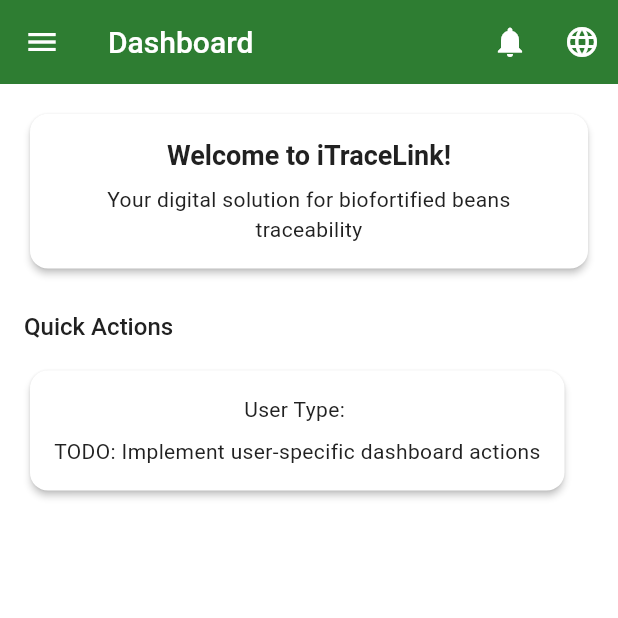
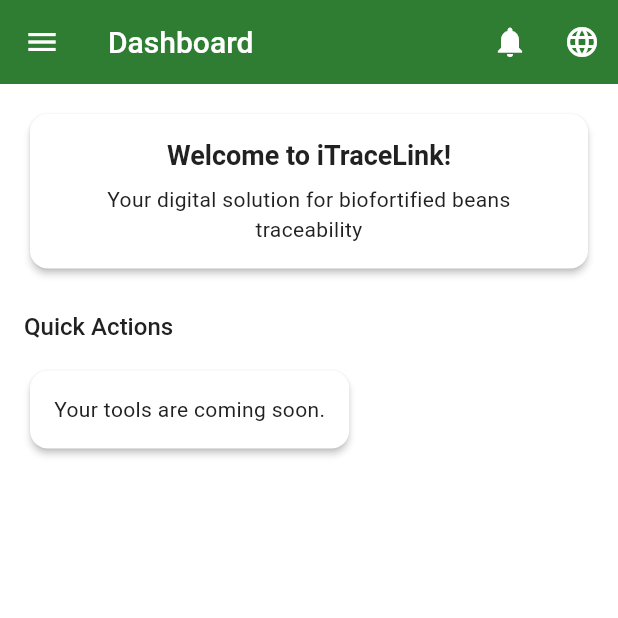
Before and after one commit to renoir01/itrace-Link, a Flutter app: the DashboardScreen screen opened by its route, on a phone screen of 412 x 824 dp, the top half of it. Run offline on Flutter 3.47's test engine with Material 3 defaults, Android fonts, the phone set to English and light mode, and no system bars; our stand-ins replace cloud_firestore, firebase_auth, firebase_core, firebase_messaging, firebase_storage, flutter_dotenv and 4 more; accounts and stored records are empty; generated files the repository leaves out were written again.

Commit message:
fix(app): wire real routes, add auth guard, fix config that blocks the build
- Router: use the existing farmer screens instead of Placeholder, add
  update-harvest/sales-history/market-prices/order-details routes, add a redirect
  that sends signed-out users to /login, handle lost route 'extra' safely
- Dashboard: farmer quick actions (the farmer module was unreachable); logout now navigates to /login
- pubspec: stop declaring assets/fonts/.env that do not exist (build error); add empty asset dirs
- main: Kinyarwanda fallback localization delegates (rw has no Material localizations)
- SmsService: read env safely (dotenv was never loaded), generate OTP with Random.secure()
- AuthService.sendOTP: return the real result (failure callback was outside try/catch)

```diff
--- /dev/null
+++ b/lib/core/localization/rw_fallback_delegates.dart
@@ -0,0 +1,45 @@
+import 'package:flutter/cupertino.dart';
+import 'package:flutter/material.dart';
+import 'package:flutter_localizations/flutter_localizations.dart';
+
+/// Flutter ships no Material/Cupertino localizations for Kinyarwanda ('rw').
+/// Without these delegates, selecting 'rw' leaves widgets such as TextField and
+/// date pickers without MaterialLocalizations and they throw at runtime.
+/// App text is translated by LocalizationService; these only supply the
+/// framework's own strings (copy/paste, dialog buttons, ...) in English.
+class RwFallbackLocalizations {
+  static const List<LocalizationsDelegate<dynamic>> delegates = [
+    _RwMaterialDelegate(),
+    _RwCupertinoDelegate(),
+  ];
+}
+
+class _RwMaterialDelegate extends LocalizationsDelegate<MaterialLocalizations> {
+  const _RwMaterialDelegate();
+
+  @override
+  bool isSupported(Locale locale) => locale.languageCode == 'rw';
+
+  @override
+  Future<MaterialLocalizations> load(Locale locale) =>
+      GlobalMaterialLocalizations.delegate.load(const Locale('en'));
+
+  @override
+  bool shouldReload(covariant LocalizationsDelegate<MaterialLocalizations> old) =>
+      false;
+}
+
+class _RwCupertinoDelegate extends LocalizationsDelegate<CupertinoLocalizations> {
+  const _RwCupertinoDelegate();
+
+  @override
+  bool isSupported(Locale locale) => locale.languageCode == 'rw';
+
+  @override
+  Future<CupertinoLocalizations> load(Locale locale) =>
+      GlobalCupertinoLocalizations.delegate.load(const Locale('en'));
+
+  @override
+  bool shouldReload(covariant LocalizationsDelegate<CupertinoLocalizations> old) =>
+      false;
+}
--- a/lib/core/routes/app_router.dart
+++ b/lib/core/routes/app_router.dart
@@ -1,5 +1,15 @@
+import 'package:firebase_auth/firebase_auth.dart';
 import 'package:flutter/material.dart';
 import 'package:go_router/go_router.dart';
+
+import '../../models/cooperative_model.dart';
+import '../../features/farmer/screens/farmer_orders_screen.dart';
+import '../../features/farmer/screens/harvest_management_screen.dart';
+import '../../features/farmer/screens/market_prices_screen.dart';
+import '../../features/farmer/screens/order_details_screen.dart';
+import '../../features/farmer/screens/register_planting_screen.dart';
+import '../../features/farmer/screens/sales_history_screen.dart';
+import '../../features/farmer/screens/update_harvest_screen.dart';
 
 import '../../features/auth/screens/splash_screen.dart';
 import '../../features/auth/screens/language_selection_screen.dart';
@@ -12,6 +22,22 @@ import '../../features/dashboard/screens/dashboard_screen.dart';
 class AppRouter {
   static final GoRouter router = GoRouter(
     initialLocation: '/splash',
+    // Pages a signed-out user may see. Everything else requires a Firebase user.
+    redirect: (context, state) {
+      const publicRoutes = {
+        '/splash',
+        '/language-selection',
+        '/user-type-selection',
+        '/login',
+        '/registration',
+        '/otp-verification',
+      };
+      final signedIn = FirebaseAuth.instance.currentUser != null;
+      if (!signedIn && !publicRoutes.contains(state.matchedLocation)) {
+        return '/login';
+      }
+      return null;
+    },
     routes: [
       // Splash & Onboarding
       GoRoute(
@@ -48,7 +74,7 @@ class AppRouter {
         path: '/otp-verification',
         name: 'otp-verification',
         builder: (context, state) {
-          final phoneNumber = state.extra as String;
+          final phoneNumber = (state.extra as String?) ?? '';
           return OtpVerificationScreen(phoneNumber: phoneNumber);
         },
       ),
@@ -64,17 +90,40 @@ class AppRouter {
       GoRoute(
         path: '/farmer/register-planting',
         name: 'farmer-register-planting',
-        builder: (context, state) => const Placeholder(), // TODO: Create screen
+        builder: (context, state) => const RegisterPlantingScreen(),
       ),
       GoRoute(
         path: '/farmer/harvest-management',
         name: 'farmer-harvest-management',
-        builder: (context, state) => const Placeholder(), // TODO: Create screen
+        builder: (context, state) => const HarvestManagementScreen(),
+      ),
+      GoRoute(
+        path: '/farmer/update-harvest',
+        name: 'farmer-update-harvest',
+        builder: (context, state) {
+          final planting = state.extra;
+          // The planting is passed as `extra`, which is lost on a deep link or
+          // app restart; fall back to the list instead of crashing.
+          if (planting is PlantingRecord) {
+            return UpdateHarvestScreen(planting: planting);
+          }
+          return const HarvestManagementScreen();
+        },
       ),
       GoRoute(
         path: '/farmer/orders',
         name: 'farmer-orders',
-        builder: (context, state) => const Placeholder(), // TODO: Create screen
+        builder: (context, state) => const FarmerOrdersScreen(),
+      ),
+      GoRoute(
+        path: '/farmer/sales-history',
+        name: 'farmer-sales-history',
+        builder: (context, state) => const SalesHistoryScreen(),
+      ),
+      GoRoute(
+        path: '/farmer/market-prices',
+        name: 'farmer-market-prices',
+        builder: (context, state) => const MarketPricesScreen(),
       ),
 
       // Aggregator Routes
@@ -151,7 +200,7 @@ class AppRouter {
         name: 'order-details',
         builder: (context, state) {
           final orderId = state.pathParameters['orderId']!;
-          return const Placeholder(); // TODO: Create screen
+          return OrderDetailsScreen(orderId: orderId);
         },
       ),
       GoRoute(
--- a/lib/features/dashboard/screens/dashboard_screen.dart
+++ b/lib/features/dashboard/screens/dashboard_screen.dart
@@ -1,5 +1,7 @@
 import 'package:flutter/material.dart';
+import 'package:go_router/go_router.dart';
 import 'package:provider/provider.dart';
+import '../../../core/constants/app_constants.dart';
 import '../../../core/theme/app_theme.dart';
 import '../../../services/auth_service.dart';
 import '../../../services/localization_service.dart';
@@ -93,7 +95,7 @@ class DashboardScreen extends StatelessWidget {
               ),
               onTap: () async {
                 await authService.logout();
-                // Navigation will be handled automatically by auth state change
+                if (context.mounted) context.go('/login');
               },
             ),
           ],
@@ -141,18 +143,86 @@ class DashboardScreen extends StatelessWidget {
   }
 
   Widget _buildUserSpecificActions(BuildContext context, String? userType) {
-    // TODO: Implement user type-specific quick actions
+    final isEnglish = context.read<LocalizationService>().isEnglish;
+
+    if (userType == AppConstants.userTypeFarmer) {
+      final actions = <_QuickAction>[
+        _QuickAction(
+          Icons.grass,
+          isEnglish ? 'Register Planting' : 'Andika Ibyahingwe',
+          '/farmer/register-planting',
+        ),
+        _QuickAction(
+          Icons.agriculture,
+          isEnglish ? 'Harvest Management' : 'Gucunga Isarura',
+          '/farmer/harvest-management',
+        ),
+        _QuickAction(
+          Icons.receipt_long,
+          isEnglish ? 'My Orders' : 'Amacupa Yanjye',
+          '/farmer/orders',
+        ),
+        _QuickAction(
+          Icons.history,
+          isEnglish ? 'Sales History' : 'Amateka y\'Ibicuruzwa',
+          '/farmer/sales-history',
+        ),
+        _QuickAction(
+          Icons.trending_up,
+          isEnglish ? 'Market Prices' : 'Ibiciro by\'Isoko',
+          '/farmer/market-prices',
+        ),
+      ];
+
+      return GridView.count(
+        crossAxisCount: 2,
+        shrinkWrap: true,
+        physics: const NeverScrollableScrollPhysics(),
+        crossAxisSpacing: 12,
+        mainAxisSpacing: 12,
+        children: actions
+            .map((a) => Card(
+                  child: InkWell(
+                    onTap: () => context.push(a.route),
+                    child: Padding(
+                      padding: const EdgeInsets.all(12),
+                      child: Column(
+                        mainAxisAlignment: MainAxisAlignment.center,
+                        children: [
+                          Icon(a.icon, size: 36, color: AppTheme.primaryGreen),
+                          const SizedBox(height: 8),
+                          Text(
+                            a.label,
+                            textAlign: TextAlign.center,
+                            style: Theme.of(context).textTheme.titleSmall,
+                          ),
+                        ],
+                      ),
+                    ),
+                  ),
+                ))
+            .toList(),
+      );
+    }
+
+    // The other roles' screens are not built yet (see IMPLEMENTATION_STATUS.md).
     return Card(
       child: Padding(
         padding: const EdgeInsets.all(16),
-        child: Column(
-          children: [
-            Text('User Type: ${userType ?? "Unknown"}'),
-            const SizedBox(height: 8),
-            const Text('TODO: Implement user-specific dashboard actions'),
-          ],
+        child: Text(
+          isEnglish
+              ? 'Your tools are coming soon.'
+              : 'Ibikoresho byawe biraza vuba.',
         ),
       ),
     );
   }
 }
+
+class _QuickAction {
+  final IconData icon;
+  final String label;
+  final String route;
+
+  const _QuickAction(this.icon, this.label, this.route);
+}
--- a/lib/main.dart
+++ b/lib/main.dart
@@ -4,6 +4,7 @@ import 'package:firebase_core/firebase_core.dart';
 import 'package:flutter_localizations/flutter_localizations.dart';
 import 'package:provider/provider.dart';
 
+import 'core/localization/rw_fallback_delegates.dart';
 import 'core/routes/app_router.dart';
 import 'core/theme/app_theme.dart';
 import 'services/localization_service.dart';
@@ -57,6 +58,7 @@ class ITraceLinkApp extends StatelessWidget {
               GlobalMaterialLocalizations.delegate,
               GlobalWidgetsLocalizations.delegate,
               GlobalCupertinoLocalizations.delegate,
+              ...RwFallbackLocalizations.delegates,
             ],
             routerConfig: AppRouter.router,
           );
```
Also changed, not shown: lib/services/auth_service.dart (+15 -3 lines), lib/services/sms_service.dart (+11 -4 lines), pubspec.yaml (+3 -9 lines), 2 other files.
